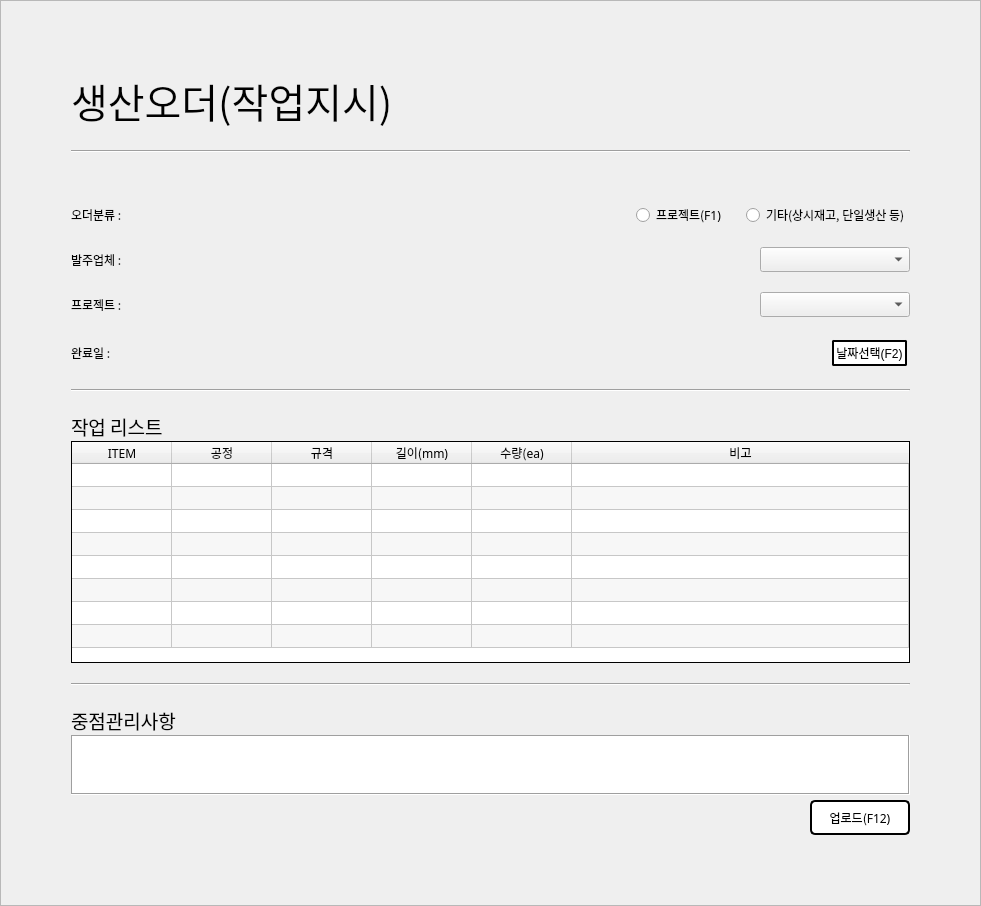
Before: the Qt Designer form ui_po.ui in vmflxu/ERP, drawn with Qt 5.
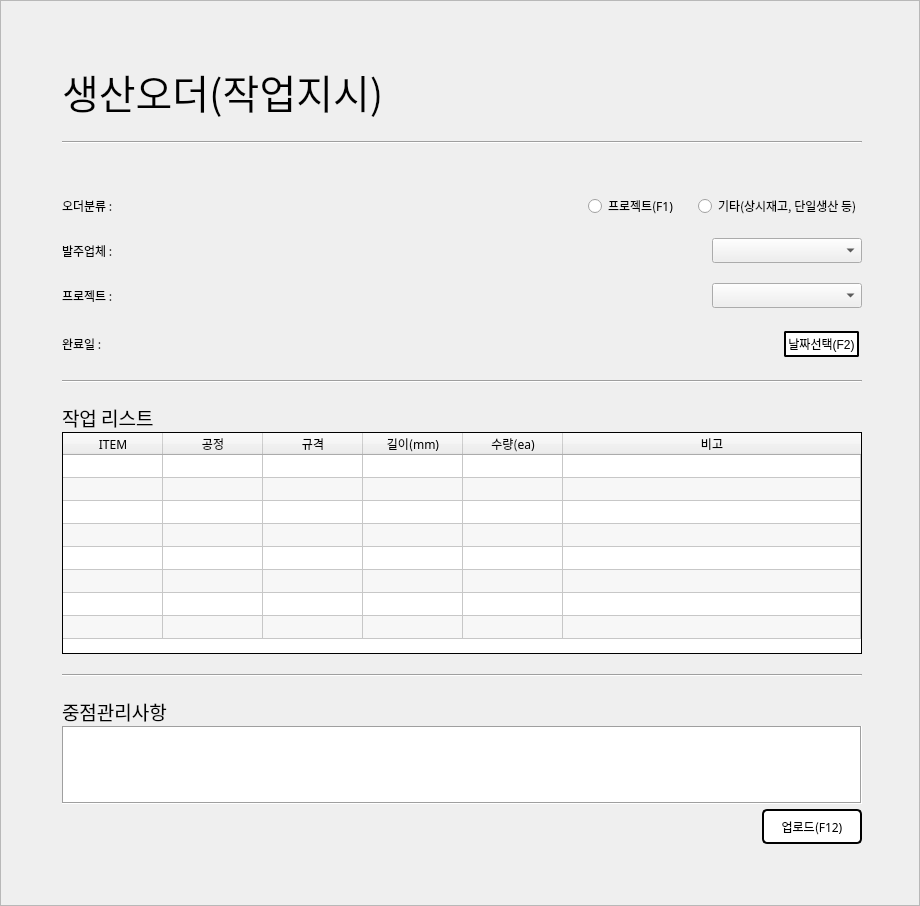
After: the same form once the commit is applied. Icons and pictures are not drawn.

Diff of the .ui file:
```diff
--- a/ui_po.ui
+++ b/ui_po.ui
@@ -6,22 +6,28 @@
    <rect>
     <x>0</x>
     <y>0</y>
-    <width>981</width>
+    <width>920</width>
     <height>902</height>
    </rect>
   </property>
   <property name="sizePolicy">
-   <sizepolicy hsizetype="Minimum" vsizetype="Maximum">
+   <sizepolicy hsizetype="Fixed" vsizetype="Maximum">
     <horstretch>1</horstretch>
     <verstretch>1</verstretch>
    </sizepolicy>
   </property>
   <property name="minimumSize">
    <size>
-    <width>800</width>
+    <width>900</width>
     <height>0</height>
    </size>
   </property>
+  <property name="maximumSize">
+   <size>
+    <width>920</width>
+    <height>16777215</height>
+   </size>
+  </property>
   <property name="windowTitle">
    <string>Frame</string>
   </property>
@@ -35,7 +41,7 @@
    <item row="0" column="0">
     <widget class="QFrame" name="gridFrame">
      <property name="sizePolicy">
-      <sizepolicy hsizetype="Minimum" vsizetype="Expanding">
+      <sizepolicy hsizetype="Fixed" vsizetype="Expanding">
        <horstretch>0</horstretch>
        <verstretch>1</verstretch>
       </sizepolicy>
@@ -48,7 +54,7 @@
      </property>
      <property name="maximumSize">
       <size>
-       <width>1000</width>
+       <width>900</width>
        <height>16777215</height>
       </size>
      </property>
@@ -78,24 +84,6 @@
        <number>50</number>
       </property>
       <item row="0" column="0">
-       <widget class="QScrollArea" name="scrollArea">
-        <property name="frameShape">
-         <enum>QFrame::NoFrame</enum>
-        </property>
-        <property name="widgetResizable">
-         <bool>true</bool>
-        </property>
-        <widget class="QWidget" name="scrollAreaWidgetContents">
-         <property name="geometry">
-          <rect>
-           <x>0</x>
-           <y>0</y>
-           <width>861</width>
-           <height>782</height>
-          </rect>
-         </property>
-         <layout class="QGridLayout" name="gridLayout_3">
-          <item row="0" column="0">
            <layout class="QHBoxLayout" name="horizontalLayout_2">
             <property name="sizeConstraint">
              <enum>QLayout::SetMinimumSize</enum>
@@ -1105,10 +1093,6 @@
              </layout>
             </item>
            </layout>
-          </item>
-         </layout>
-        </widget>
-       </widget>
       </item>
      </layout>
     </widget>
```
Lines whose indentation alone changed are shown as unchanged.
